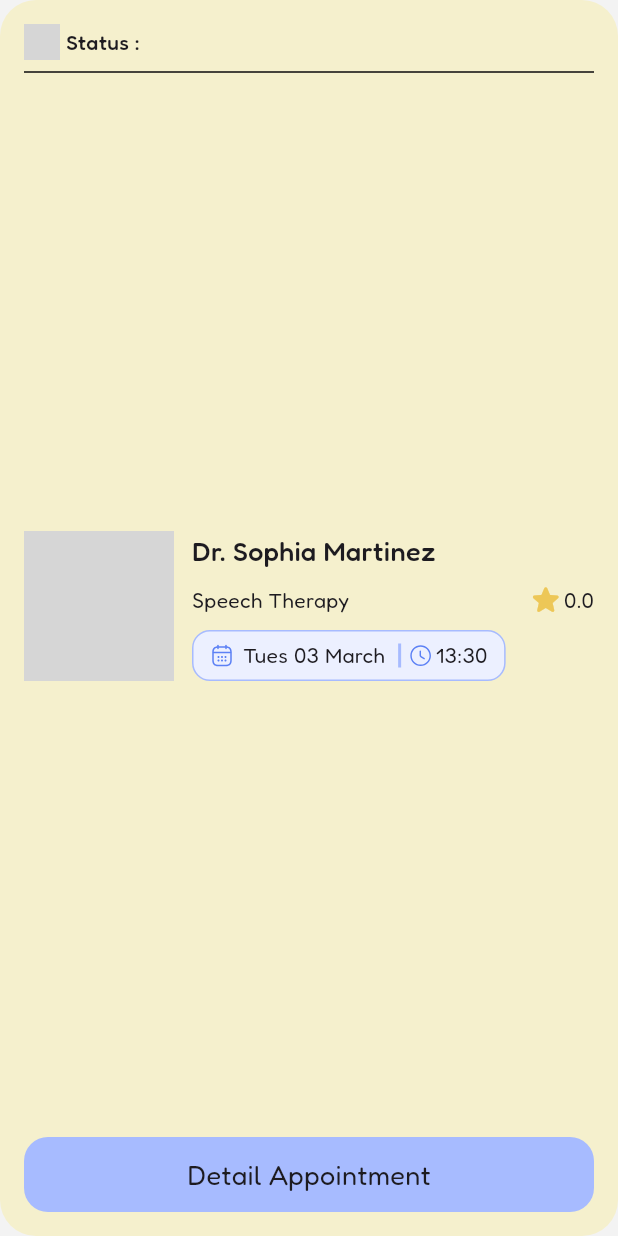
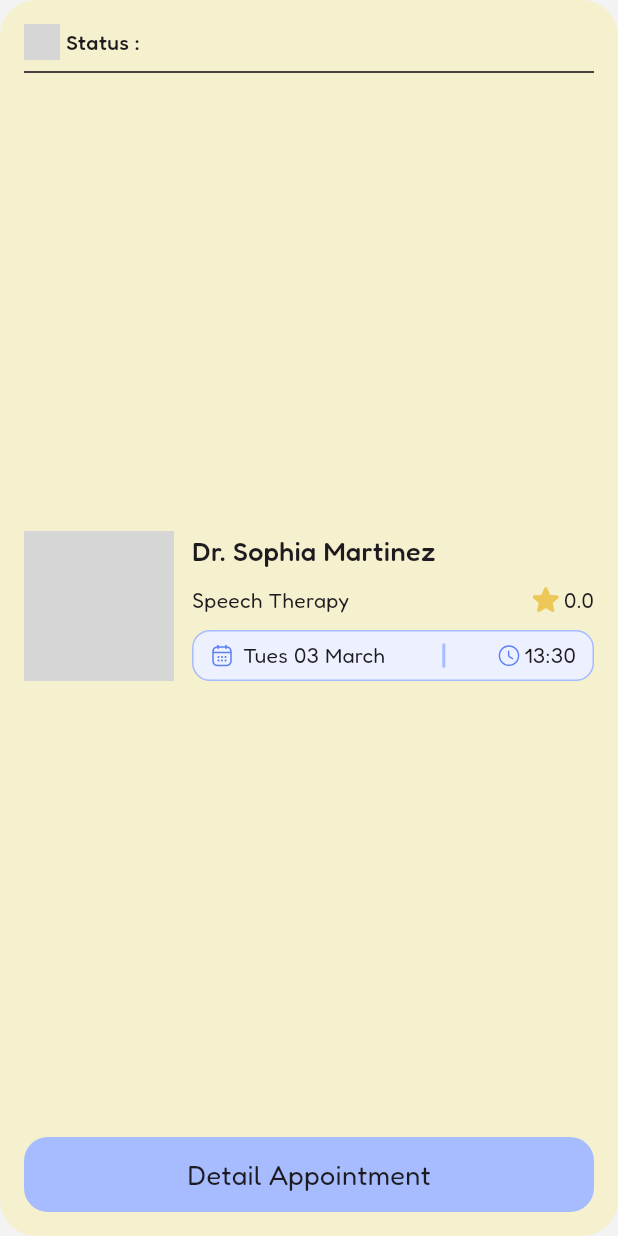
Before and after one commit to HosseinMohammadiii/autilabapp, a Flutter app: the NewAppointmentsCardWidget widget shown alone on an empty page, opened directly with empty values, on a phone screen of 412 x 824 dp. Run offline on Flutter 3.47's test engine with Material 3 defaults, Android fonts, the phone set to English and light mode, and no system bars; our stand-ins replace bloc, cached_network_image, connectivity_plus, dartz, device_info_plus, dio and 11 more; missing offline and left inert: flutter_rounded_date_picker; accounts and stored records are empty; network calls fail; statements that could not run were skipped; project files that could hold a hidden picture were left out; grey boxes are pictures that could not be loaded.

Commit message:
Update ApponitmentCard

```diff
--- a/lib/features/data/home/widgets/new_appointment_card_widget.dart
+++ b/lib/features/data/home/widgets/new_appointment_card_widget.dart
@@ -185,14 +185,10 @@ class NewAppointmentsCardWidget extends StatelessWidget {
                             ),
                           ],
                         ),
-                        FittedBox(
-                          fit: BoxFit.scaleDown,
-                          alignment: Alignment.centerLeft,
-                          child: TimeBoxDoctorCard(
-                            isMobile: isMobile,
-                            date: date,
-                            time: time,
-                          ),
+                        TimeBoxDoctorCard(
+                          isMobile: isMobile,
+                          date: date,
+                          time: time,
                         ),
                       ],
                     ),
--- a/lib/features/data/home/widgets/time_box_doctor_card_widget.dart
+++ b/lib/features/data/home/widgets/time_box_doctor_card_widget.dart
@@ -30,7 +30,9 @@ class TimeBoxDoctorCard extends StatelessWidget {
       child: Row(
         mainAxisAlignment: MainAxisAlignment.spaceBetween,
         children: [
-          Row(
+          FittedBox(
+            fit: BoxFit.scaleDown,
+            child: Row(
               spacing: 2,
               children: [
                 SvgPicture.asset(
@@ -51,6 +53,7 @@ class TimeBoxDoctorCard extends StatelessWidget {
                 ),
               ],
             ),
+          ),
           Container(
             height: isMobile ? 16 : 32,
             width: 2,
@@ -59,7 +62,9 @@ class TimeBoxDoctorCard extends StatelessWidget {
               color: AutilabColor.bb,
             ),
           ),
-          Row(
+          FittedBox(
+            fit: BoxFit.scaleDown,
+            child: Row(
               spacing: 2,
               children: [
                 SvgPicture.asset(
@@ -80,6 +85,7 @@ class TimeBoxDoctorCard extends StatelessWidget {
                 ),
               ],
             ),
+          ),
         ],
       ),
     );
```
Also changed, not shown: lib/features/data/home/presentation/page/home_screen.dart (+11 -1 lines). Lines whose indentation alone changed are shown as unchanged.
